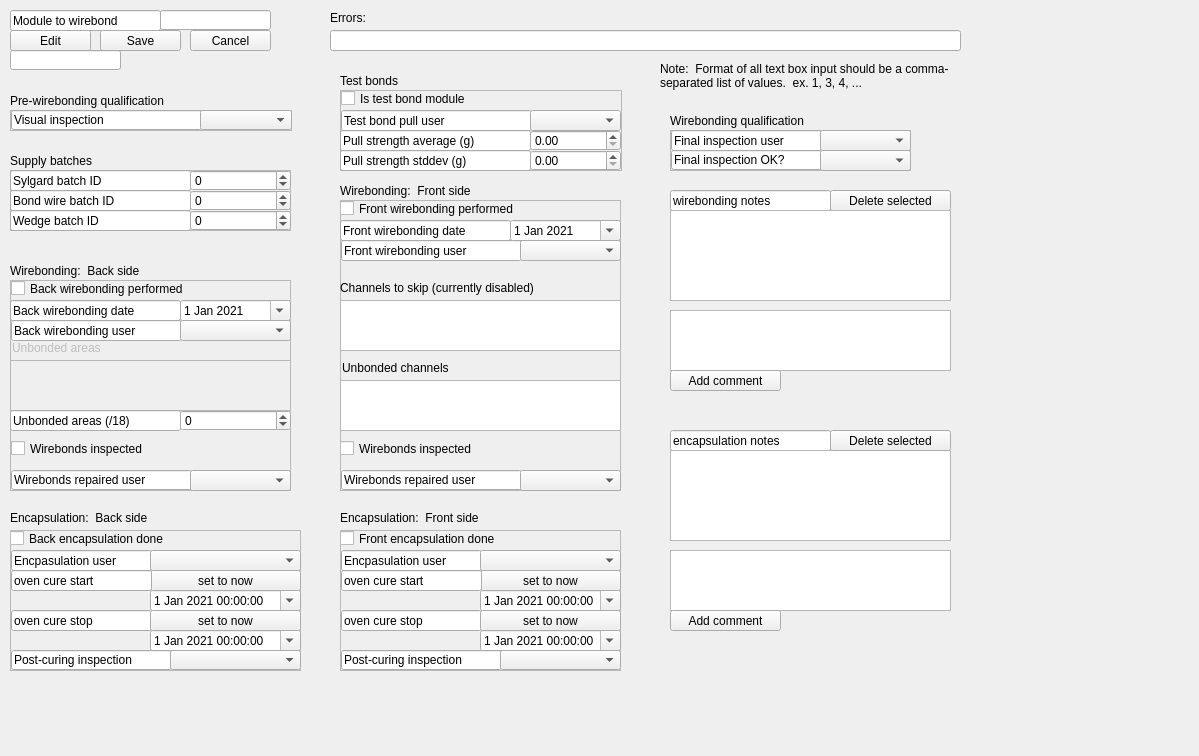
Before: the Qt Designer form pages_ui/view_wirebonding.ui in IncandelaLab/SharedUI, drawn with Qt 5.
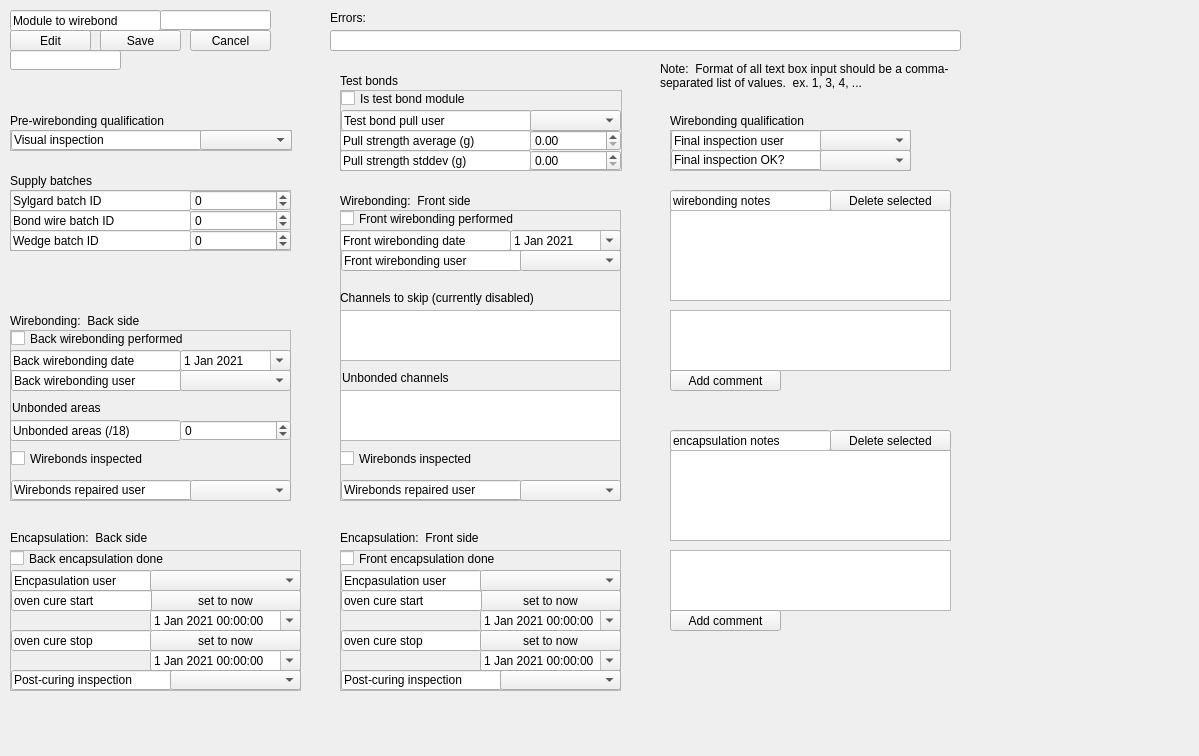
After: the same form once the commit is applied.

Commit message: Add view_plots page to github repo

The edit to the form file:
```diff
--- a/pages_ui/view_wirebonding.ui
+++ b/pages_ui/view_wirebonding.ui
@@ -137,7 +137,7 @@
    <property name="geometry">
     <rect>
      <x>10</x>
-     <y>90</y>
+     <y>110</y>
      <width>211</width>
      <height>21</height>
     </rect>
@@ -150,7 +150,7 @@
    <property name="geometry">
     <rect>
      <x>10</x>
-     <y>260</y>
+     <y>310</y>
      <width>171</width>
      <height>21</height>
     </rect>
@@ -163,9 +163,9 @@
    <property name="geometry">
     <rect>
      <x>10</x>
-     <y>280</y>
+     <y>330</y>
      <width>281</width>
-     <height>211</height>
+     <height>171</height>
     </rect>
    </property>
    <property name="frameShape">
@@ -178,7 +178,7 @@
     <property name="geometry">
      <rect>
       <x>1</x>
-      <y>160</y>
+      <y>120</y>
       <width>241</width>
       <height>17</height>
      </rect>
@@ -205,12 +205,12 @@
    </widget>
    <widget class="QLabel" name="label_3">
     <property name="enabled">
-     <bool>false</bool>
+     <bool>true</bool>
     </property>
     <property name="geometry">
      <rect>
       <x>2</x>
-      <y>60</y>
+      <y>70</y>
       <width>141</width>
       <height>16</height>
      </rect>
@@ -236,7 +236,7 @@
     <property name="geometry">
      <rect>
       <x>1</x>
-      <y>190</y>
+      <y>150</y>
       <width>181</width>
       <height>20</height>
      </rect>
@@ -248,19 +248,6 @@
      <bool>true</bool>
     </property>
    </widget>
-   <widget class="QPlainTextEdit" name="pteUnbondedChannelsBack">
-    <property name="enabled">
-     <bool>false</bool>
-    </property>
-    <property name="geometry">
-     <rect>
-      <x>0</x>
-      <y>80</y>
-      <width>281</width>
-      <height>51</height>
-     </rect>
-    </property>
-   </widget>
    <widget class="QComboBox" name="cbWirebondingUserBack">
     <property name="geometry">
      <rect>
@@ -278,7 +265,7 @@
     <property name="geometry">
      <rect>
       <x>180</x>
-      <y>190</y>
+      <y>150</y>
       <width>101</width>
       <height>21</height>
      </rect>
@@ -327,7 +314,7 @@
     <property name="geometry">
      <rect>
       <x>0</x>
-      <y>130</y>
+      <y>90</y>
       <width>171</width>
       <height>21</height>
      </rect>
@@ -343,7 +330,7 @@
     <property name="geometry">
      <rect>
       <x>170</x>
-      <y>130</y>
+      <y>90</y>
       <width>111</width>
       <height>21</height>
      </rect>
@@ -360,7 +347,7 @@
    <property name="geometry">
     <rect>
      <x>10</x>
-     <y>110</y>
+     <y>130</y>
      <width>282</width>
      <height>21</height>
     </rect>
@@ -431,7 +418,7 @@
    <property name="geometry">
     <rect>
      <x>10</x>
-     <y>510</y>
+     <y>530</y>
      <width>171</width>
      <height>16</height>
     </rect>
@@ -532,7 +519,7 @@
    <property name="geometry">
     <rect>
      <x>10</x>
-     <y>530</y>
+     <y>550</y>
      <width>291</width>
      <height>141</height>
     </rect>
@@ -910,7 +897,7 @@
    <property name="geometry">
     <rect>
      <x>340</x>
-     <y>180</y>
+     <y>190</y>
      <width>171</width>
      <height>21</height>
     </rect>
@@ -923,7 +910,7 @@
    <property name="geometry">
     <rect>
      <x>340</x>
-     <y>200</y>
+     <y>210</y>
      <width>281</width>
      <height>291</height>
     </rect>
@@ -1108,7 +1095,7 @@
    <property name="geometry">
     <rect>
      <x>340</x>
-     <y>530</y>
+     <y>550</y>
      <width>281</width>
      <height>141</height>
     </rect>
@@ -1331,7 +1318,7 @@
    <property name="geometry">
     <rect>
      <x>340</x>
-     <y>510</y>
+     <y>530</y>
      <width>181</width>
      <height>16</height>
     </rect>
@@ -1454,7 +1441,7 @@
    <property name="geometry">
     <rect>
      <x>10</x>
-     <y>150</y>
+     <y>170</y>
      <width>171</width>
      <height>21</height>
     </rect>
@@ -1467,7 +1454,7 @@
    <property name="geometry">
     <rect>
      <x>10</x>
-     <y>170</y>
+     <y>190</y>
      <width>281</width>
      <height>61</height>
     </rect>
```
The commit also changes 7 other files.
